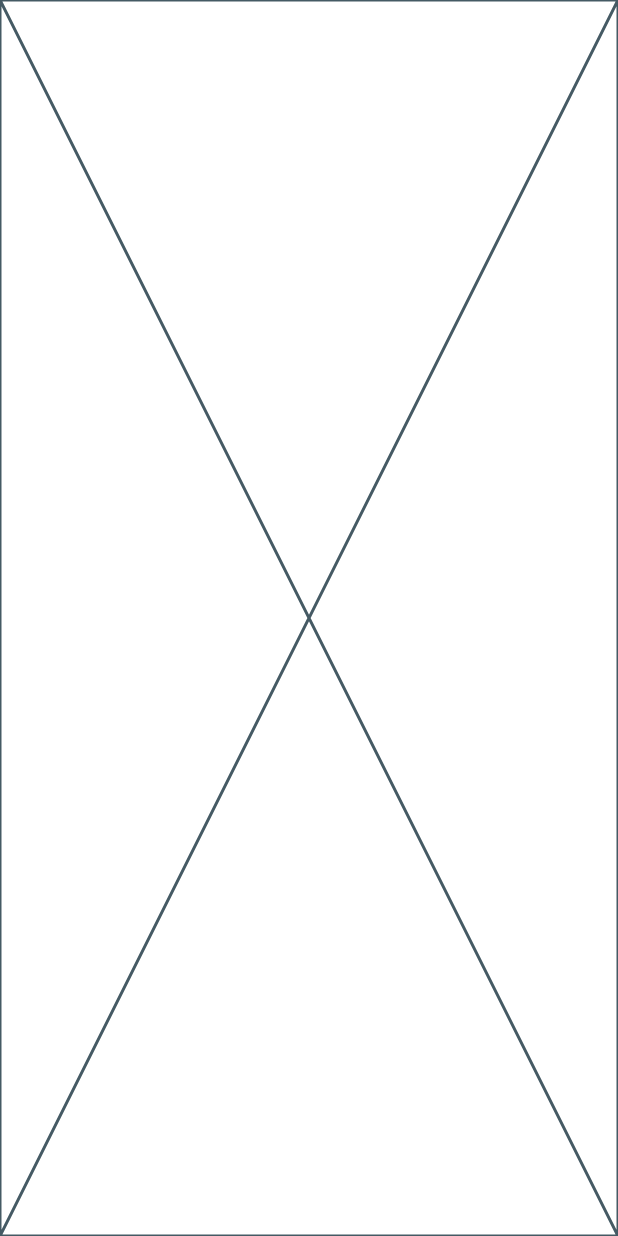
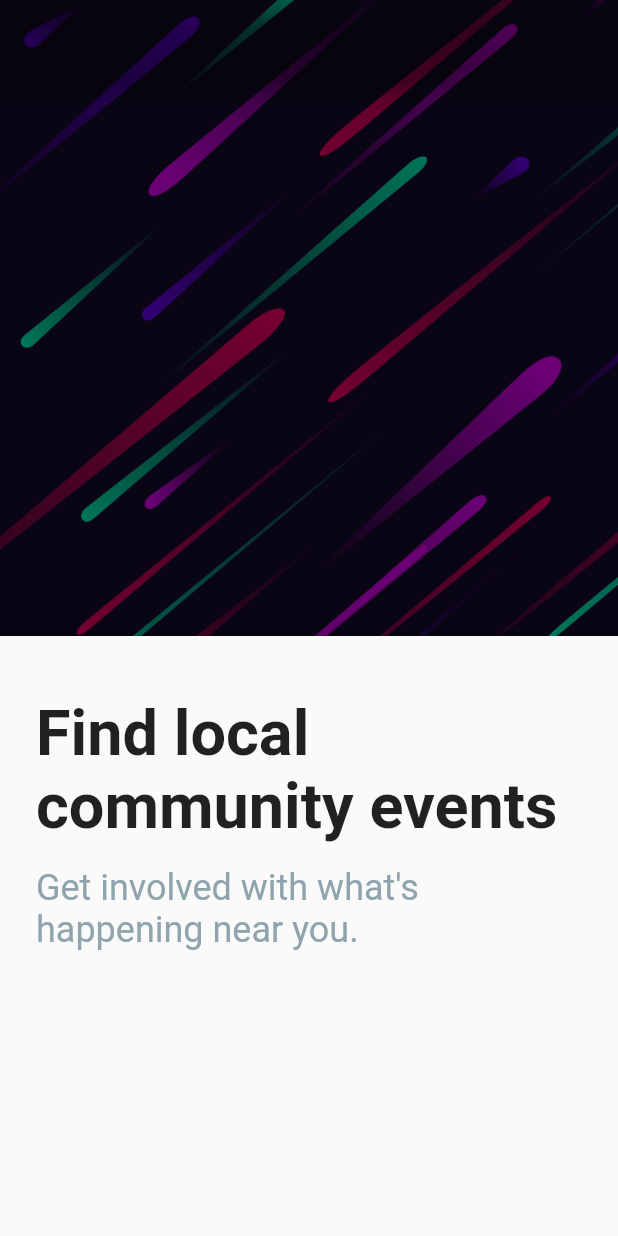
Before and after one commit to j-pcgoncalves/onboarding_animation, a Flutter app: the screen it shows after launch, on a phone screen of 412 x 824 dp. Run offline on Flutter 3.47's test engine with Material 2 defaults, Android fonts, the phone set to English and light mode, and no system bars.

Commit message:
create and style LandingContent

```diff
--- /dev/null
+++ b/lib/components/landing_content.dart
@@ -0,0 +1,32 @@
+import 'package:flutter/material.dart';
+
+class LandingContent extends StatelessWidget {
+  const LandingContent({super.key});
+
+  @override
+  Widget build(BuildContext context) {
+    return Padding(
+      padding: const EdgeInsets.all(24.0),
+      child: Column(
+        mainAxisSize: MainAxisSize.min,
+        crossAxisAlignment: CrossAxisAlignment.start,
+        children: [
+          const Text(
+            'Find local community events',
+            style: TextStyle(
+              fontWeight: FontWeight.bold,
+              fontSize: 42,
+            ),
+          ),
+          const SizedBox(
+            height: 16,
+          ),
+          Text(
+            "Get involved with what's happening near you.",
+            style: TextStyle(fontSize: 24, color: Colors.blueGrey.shade300),
+          ),
+        ],
+      ),
+    );
+  }
+}
--- /dev/null
+++ b/lib/components/onboard_content.dart
@@ -0,0 +1,51 @@
+import 'package:flutter/material.dart';
+import 'package:onboarding_animation/components/landing_content.dart';
+
+class OnboardContent extends StatefulWidget {
+  const OnboardContent({super.key});
+
+  @override
+  State<OnboardContent> createState() => _OnboardContentState();
+}
+
+class _OnboardContentState extends State<OnboardContent> {
+  late PageController _pageController;
+
+  @override
+  void initState() {
+    _pageController = PageController()
+      ..addListener(() {
+        setState(() {});
+      });
+
+    super.initState();
+  }
+
+  @override
+  Widget build(BuildContext context) {
+    final double progress =
+        _pageController.hasClients ? (_pageController.page ?? 0) : 0;
+
+    return SizedBox(
+      height: 400 + progress * 140,
+      child: Stack(
+        fit: StackFit.expand,
+        children: [
+          Column(
+            children: [
+              const SizedBox(height: 16),
+              Expanded(
+                child: PageView(
+                  controller: _pageController,
+                  children: const [
+                    LandingContent(),
+                  ],
+                ),
+              ),
+            ],
+          ),
+        ],
+      ),
+    );
+  }
+}
--- a/lib/onboarding_screen.dart
+++ b/lib/onboarding_screen.dart
@@ -1,4 +1,6 @@
 import 'package:flutter/material.dart';
+import 'package:flutter/services.dart';
+import 'package:onboarding_animation/components/onboard_content.dart';
 
 class OnboardingScreen extends StatefulWidget {
   const OnboardingScreen({super.key});
@@ -9,7 +11,31 @@ class OnboardingScreen extends StatefulWidget {
 
 class _OnboardingScreenState extends State<OnboardingScreen> {
   @override
+  void initState() {
+    super.initState();
+
+    Future.delayed(Duration.zero, () {
+      showModalBottomSheet(
+        context: context,
+        isScrollControlled: true,
+        builder: (_) => const OnboardContent(),
+      );
+    });
+  }
+
+  @override
   Widget build(BuildContext context) {
-    return const Placeholder();
+    return Scaffold(
+      extendBodyBehindAppBar: true,
+      appBar: AppBar(
+        backgroundColor: Colors.transparent,
+        systemOverlayStyle: SystemUiOverlayStyle.light,
+      ),
+      body: Image.asset(
+        'assets/bg.png',
+        width: double.infinity,
+        fit: BoxFit.cover,
+      ),
+    );
   }
 }
```
